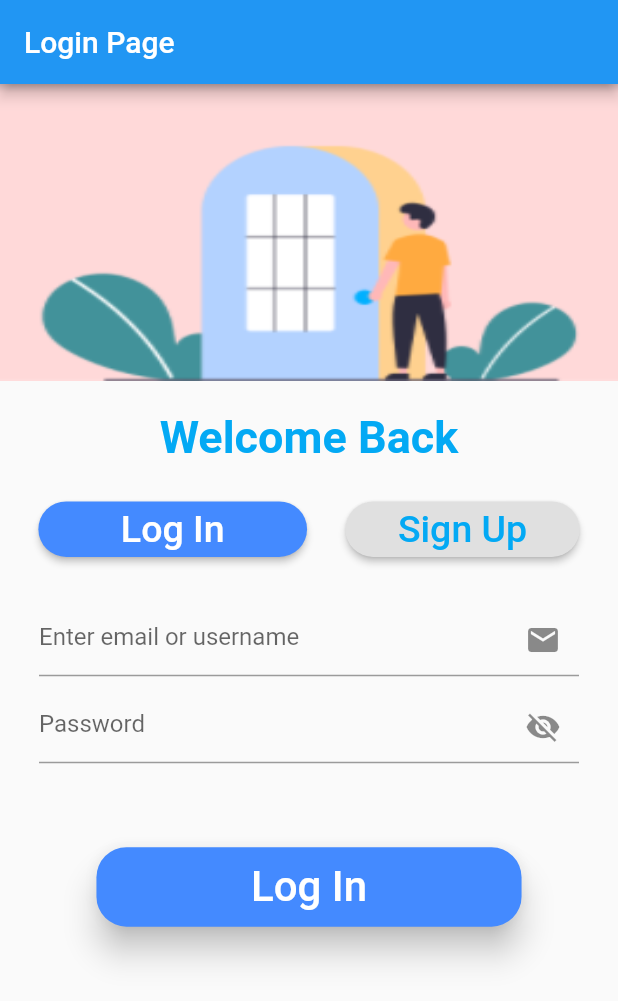
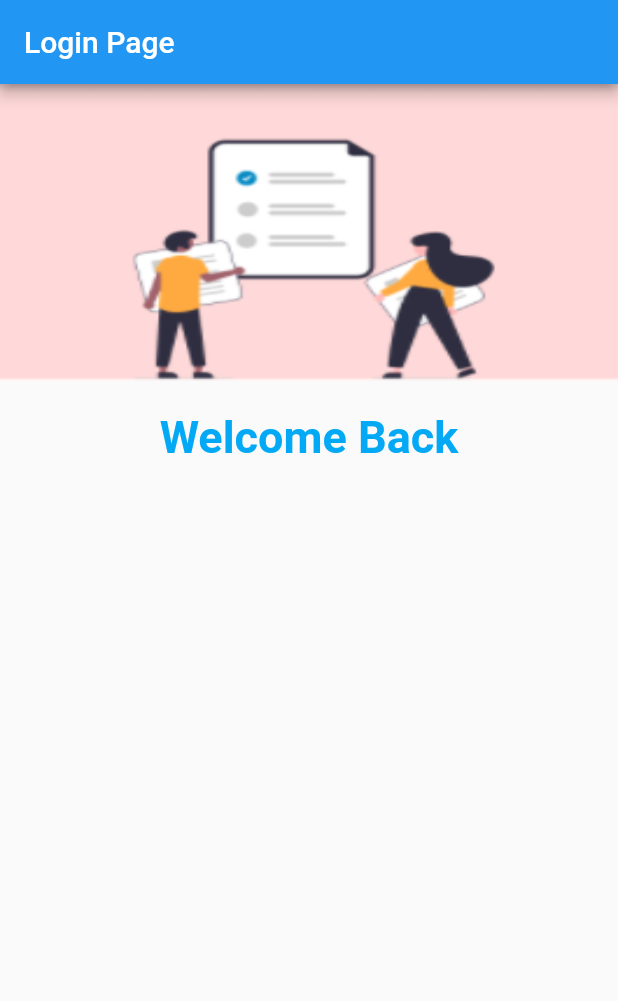
Before and after one commit to gkunal7691/taskandearnapp, a Flutter app: the screen it shows after launch, after a tap on "Sign Up", on a phone screen of 412 x 824 dp. Shown: the top 1001 px of the screen. Run offline on Flutter 3.47's test engine with Material 2 defaults, Android fonts, the phone set to English and light mode, and no system bars.

Commit message:
login page ui

```diff
--- a/lib/LoginPage.dart
+++ b/lib/LoginPage.dart
@@ -1,10 +1,11 @@
 import 'package:flutter/cupertino.dart';
 import 'package:flutter/material.dart';
+
+import 'SignUpPage.dart';
 
 class LoginPage extends StatelessWidget {
   @override
   Widget build(BuildContext context) {
-    var _width = MediaQuery.of(context).size.width;
     return MaterialApp(
       home: LoginPageWidget(),
     );
@@ -152,5 +153,8 @@ class _LoginPageWidgetSate extends State<LoginPageWidget> {
 
   onPressedSignUpButton() {
     print("onPressedSignUpButton");
+    Navigator.pushReplacement(context, MaterialPageRoute(
+        builder: (context) => SignUpPage()
+    ));
   }
 }
--- a/lib/SignUpPage.dart
+++ b/lib/SignUpPage.dart
@@ -1 +1,57 @@
-// SignUpPage
+import 'package:flutter/material.dart';
+
+class SignUpPage extends StatelessWidget {
+  @override
+  Widget build(BuildContext context) {
+    return MaterialApp(
+      home: SignUpPageWidget(),
+    );
+  }
+}
+
+class SignUpPageWidget extends StatefulWidget {
+  @override
+  _SignUpPageWidgetSate  createState() => _SignUpPageWidgetSate();
+}
+
+class _SignUpPageWidgetSate extends State<SignUpPageWidget> {
+  @override
+  Widget build(BuildContext context) {
+    return Scaffold(
+        appBar: AppBar(
+          title: Text("Login Page"),
+        ),
+        body: Container(
+            child: SingleChildScrollView(
+                child: Column(
+                  children: [
+                    Container(
+                      child: Image.asset(
+                        "assets/images/signup.png",
+                        width: MediaQuery.of(context).size.width,
+                        height: MediaQuery.of(context).size.height * 0.24,
+                        fit: BoxFit.fill,
+                      ),
+                    ),
+                    Padding(padding: EdgeInsets.only(top: 20.0)),
+                    Column(
+                      children: [
+                        Container(
+                          child: Text(
+                            "Welcome Back",
+                            style: TextStyle(
+                                fontSize: 30.0,
+                                color: Colors.lightBlue,
+                                fontWeight: FontWeight.bold),
+                          ),
+                        ),
+                        Padding(padding: EdgeInsets.only(top: 20.0)),
+                      ],
+                    ),
+                  ],
+                ),
+            ),
+        ),
+    );
+  }
+}
```
Also changed, not shown: assets/images/signup.png (added).
